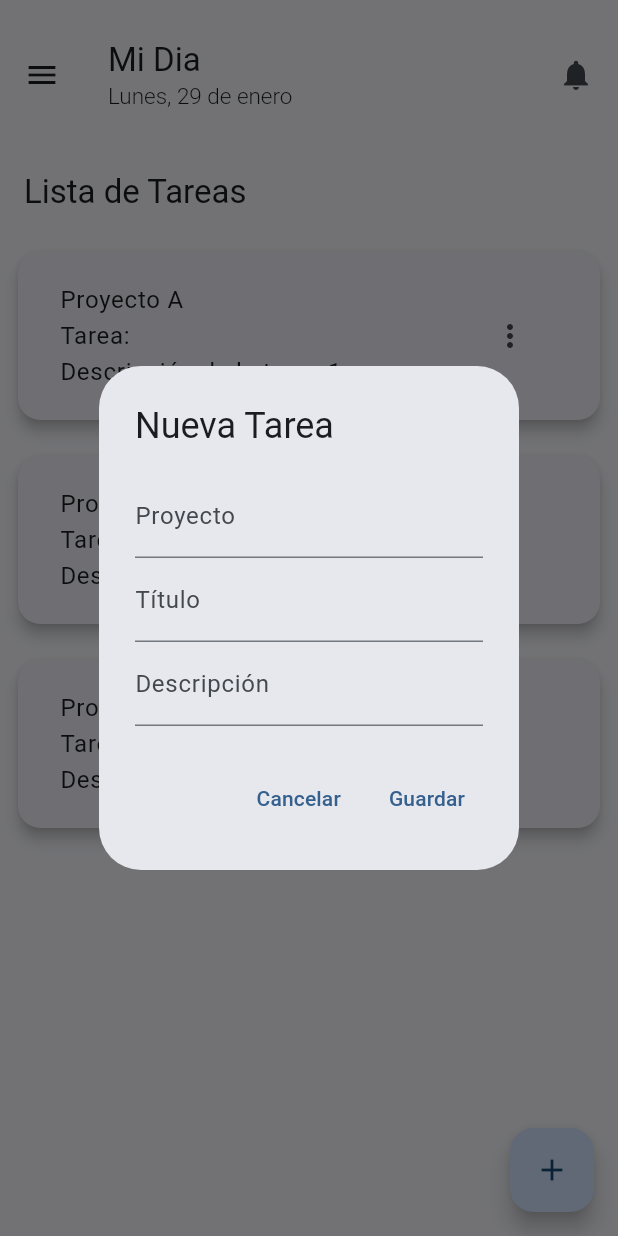
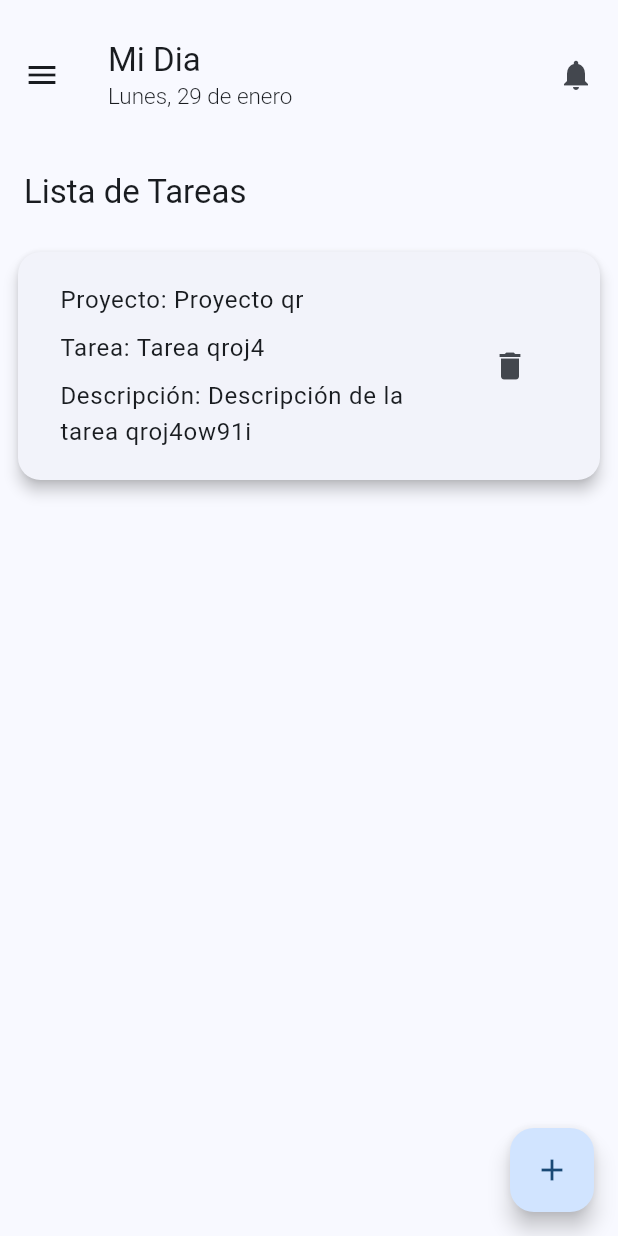
Before and after one commit to ZionitAdmin/todo_final, a Flutter app: the screen it shows after launch, after a tap on "Iniciar Sesión", after a tap on the "add" icon, on a phone screen of 412 x 824 dp. Run offline on Flutter 3.47's test engine with Material 3 defaults, Android fonts, the phone set to English and light mode, and no system bars; our stand-ins replace go_router, isar; accounts and stored records are empty; generated files the repository leaves out were written again.

Commit message:
project_model/project_model.g/my_day_view

```diff
--- a/lib/config/router/app_router.dart
+++ b/lib/config/router/app_router.dart
@@ -1,32 +1,32 @@
 import 'package:go_router/go_router.dart';
 import 'package:todo_practica_final/screens/home_screen.dart';
+import 'package:todo_practica_final/screens/login_screen.dart';
 import 'package:todo_practica_final/views/important_view.dart';
 import 'package:todo_practica_final/views/my_day_view.dart';
-import 'package:todo_practica_final/views/login_view.dart';
+
 
 final GoRouter appRouter = GoRouter(
   initialLocation: '/login', // Establece la ruta inicial como '/login'
   routes: [
+    GoRoute(
+      path: '/login',
+      name: LoginScreen.name,
+      builder: (context, state) => const LoginScreen(),
+    ),
     StatefulShellRoute.indexedStack(
-      builder: (_, __, navigationShell) =>
-          HomeScreen(children: navigationShell),
+      builder: (_, __, navigationShell) => HomeScreen(children: navigationShell),
       branches: <StatefulShellBranch>[
         StatefulShellBranch(routes: [
           GoRoute(
             path: '/',
             name: HomeView.name,
-            builder: (context, state) => HomeView(),
+            builder: (context, state) => const HomeView(),
           ),
           GoRoute(
             path: '/important',
             name: ImportantView.name,
             builder: (context, state) => const ImportantView(),
           ),
-          GoRoute(
-            path: '/login',
-            name: LoginView.name,
-            builder: (context, state) => const LoginView(),
-          ),
         ]),
       ],
     )
--- a/lib/views/login_view.dart
+++ b/lib/screens/login_screen.dart
@@ -1,16 +1,19 @@
 import 'package:flutter/material.dart';
 import 'package:go_router/go_router.dart';
 
-class LoginView extends StatelessWidget {
-  static const String name = "login_view";
+class LoginScreen extends StatelessWidget {
+  static const String name = "login_screen";
 
-  const LoginView({Key? key}) : super(key: key);
+  const LoginScreen({Key? key}) : super(key: key);
 
   @override
   Widget build(BuildContext context) {
     return Scaffold(
       appBar: AppBar(
+        automaticallyImplyLeading: false, // Oculta el icono de hamburguesa del menú lateral
+        actions: const [],
         title: const Text('Inicio de Sesión'),
+       // Lista vacía para ocultar los iconos de notificaciones
       ),
       body: Center(
         child: Padding(
@@ -55,7 +58,7 @@ class LoginView extends StatelessWidget {
               ElevatedButton(
                 onPressed: () {
                   // Navegar al Home al pulsar el botón de iniciar sesión
-                  GoRouter.of(context).go('/');
+                  GoRouter.of(context).go('/'); // Cambia esto si deseas usar el Screen
                 },
                 child: const Text('Iniciar Sesión'),
               ),
--- a/lib/views/my_day_view.dart
+++ b/lib/views/my_day_view.dart
@@ -1,5 +1,6 @@
+import 'dart:math';
+
 import 'package:flutter/material.dart';
-import 'package:todo_practica_final/views/important_view.dart';
 
 class HomeView extends StatefulWidget {
   static const String name = "my_day_view";
@@ -16,36 +17,7 @@ class _HomeViewState extends State<HomeView> {
   @override
   void initState() {
     super.initState();
-    // Inicializar las tareas
-    tasks = [
-      Task(
-        project: 'Proyecto A',
-        hour: '08:00',
-        title: 'Tarea:',
-        description: 'Descripción de la tarea 1',
-        important: false,
-        completed: false,
-        steps: [],
-      ),
-      Task(
-        project: 'Proyecto B',
-        hour: '10:00',
-        title: 'Tarea:',
-        description: 'Descripción de la tarea 2',
-        important: true,
-        completed: false,
-        steps: [],
-      ),
-      Task(
-        project: 'Proyecto C',
-        hour: '12:00',
-        title: 'Tarea:',
-        description: 'Descripción de la tarea 3',
-        important: false,
-        completed: false,
-        steps: [],
-      ),
-    ];
+    tasks = []; // Inicializar la lista de tareas vacía
   }
 
   @override
@@ -72,38 +44,16 @@ class _HomeViewState extends State<HomeView> {
                   title: Column(
                     crossAxisAlignment: CrossAxisAlignment.start,
                     children: [
-                      Text(task.project),
-                      Text(task.title),
-                      Text(task.description),
+                      Text('Proyecto: ${task.project}'),
+                      const SizedBox(height: 8),
+                      Text('Tarea: ${task.title}'),
+                      const SizedBox(height: 8),
+                      Text('Descripción: ${task.description}'),
                     ],
                   ),
-                  trailing: PopupMenuButton<String>(
-                    itemBuilder: (BuildContext context) => <PopupMenuEntry<String>>[
-                      const PopupMenuItem<String>(
-                        value: 'editar',
-                        child: Text('Editar'),
-                      ),
-                      const PopupMenuItem<String>(
-                        value: 'eliminar',
-                        child: Text('Eliminar'),
-                      ),
-                      const PopupMenuItem<String>(
-                        value: 'importante',
-                        child: Text('Importante'),
-                      ),
-                    ],
-                    onSelected: (String value) {
-                      switch (value) {
-                        case 'editar':
-                          _editTask(context, task);
-                          break;
-                        case 'eliminar':
-                          _deleteTask(task);
-                          break;
-                        case 'importante':
-                          break;
-                      }
-                    },
+                  trailing: IconButton(
+                    icon: const Icon(Icons.delete),
+                    onPressed: () => _deleteTask(index),
                   ),
                 ),
               ),
@@ -112,153 +62,51 @@ class _HomeViewState extends State<HomeView> {
         },
       ),
       floatingActionButton: FloatingActionButton(
-        onPressed: () => _addTask(context),
+        onPressed: _addRandomTask,
         child: const Icon(Icons.add),
       ),
     );
   }
 
-  void _editTask(BuildContext context, Task task) {
-    showDialog(
-      context: context,
-      builder: (context) => AlertDialog(
-        title: const Text('Editar Tarea'),
-        content: Column(
-          mainAxisSize: MainAxisSize.min,
-          children: [
-            TextFormField(
-              initialValue: task.project,
-              decoration: const InputDecoration(labelText: 'Proyecto'),
-              onChanged: (value) {
-                setState(() {
-                  task.project = value;
-                });
-              },
-            ),
-            TextFormField(
-              initialValue: task.title,
-              decoration: const InputDecoration(labelText: 'Título'),
-              onChanged: (value) {
-                setState(() {
-                  task.title = value;
-                });
-              },
-            ),
-            TextFormField(
-              initialValue: task.description,
-              decoration: const InputDecoration(labelText: 'Descripción'),
-              onChanged: (value) {
-                setState(() {
-                  task.description = value;
-                });
-              },
-            ),
-          ],
-        ),
-        actions: [
-          TextButton(
-            onPressed: () {
-              Navigator.pop(context);
-            },
-            child: const Text('Cancelar'),
-          ),
-          TextButton(
-            onPressed: () {
-              Navigator.pop(context);
-              // Aquí puedes guardar los cambios si es necesario
-            },
-            child: const Text('Guardar'),
-          ),
-        ],
-      ),
+  void _addRandomTask() {
+    final random = Random();
+    final project = 'Proyecto ${_randomString(1 + random.nextInt(3))}';
+    final title = 'Tarea ${_randomString(5)}';
+    final description = 'Descripción de la tarea ${_randomString(10)}';
+    final task = Task(
+      project: project,
+      hour: '00:00', // Hora por defecto
+      title: title,
+      description: description,
+      important: false,
+      completed: false,
+      steps: [],
     );
-  }
-
-  void _deleteTask(Task task) {
     setState(() {
-      tasks.remove(task);
+      tasks.add(task);
     });
   }
 
-  Future<void> _addTask(BuildContext context) async {
-    final TextEditingController projectController = TextEditingController();
-    final TextEditingController titleController = TextEditingController();
-    final TextEditingController descriptionController = TextEditingController();
+  void _deleteTask(int index) {
+    setState(() {
+      tasks.removeAt(index);
+    });
+  }
 
-    final newTask = await showDialog<Task>(
-      context: context,
-      builder: (context) => AlertDialog(
-        title: const Text('Nueva Tarea'),
-        content: Column(
-          mainAxisSize: MainAxisSize.min,
-          children: [
-            TextFormField(
-              controller: projectController,
-              decoration: const InputDecoration(labelText: 'Proyecto'),
-            ),
-            TextFormField(
-              controller: titleController,
-              decoration: const InputDecoration(labelText: 'Título'),
-            ),
-            TextFormField(
-              controller: descriptionController,
-              decoration: const InputDecoration(labelText: 'Descripción'),
-            ),
-          ],
-        ),
-        actions: [
-          TextButton(
-            onPressed: () {
-              Navigator.pop(context);
-            },
-            child: const Text('Cancelar'),
-          ),
-          TextButton(
-            onPressed: () {
-              final project = projectController.text.trim();
-              final title = titleController.text.trim();
-              final description = descriptionController.text.trim();
-
-              // Verificar si alguno de los campos está vacío
-              if (project.isNotEmpty && title.isNotEmpty && description.isNotEmpty) {
-                final newTask = Task(
-                  project: project,
-                  hour: '00:00', // Hora por defecto, puedes cambiarlo si es necesario
-                  title: title,
-                  description: description,
-                  important: false,
-                  completed: false,
-                  steps: [],
-                );
-                Navigator.pop(context, newTask);
-              } else {
-                // Mostrar un mensaje de advertencia si hay campos vacíos
-                ScaffoldMessenger.of(context).showSnackBar(
-                  SnackBar(
-                    content: const Text('Por favor, complete todos los campos.'),
-                  ),
-                );
-              }
-            },
-            child: const Text('Guardar'),
-          ),
-        ],
-      ),
+  String _randomString(int length) {
+    const chars = 'abcdefghijklmnopqrstuvwxyz0123456789';
+    final random = Random();
+    return String.fromCharCodes(
+      Iterable.generate(length, (_) => chars.codeUnitAt(random.nextInt(chars.length))),
     );
-
-    if (newTask != null) {
-      setState(() {
-        tasks.add(newTask);
-      });
-    }
   }
 }
 
 class Task {
-  late String project;
+  final String project;
   final String hour;
-  late String title;
-  late String description;
+  final String title;
+  final String description;
   final bool important;
   final bool completed;
   final List<String> steps;
```
Also changed, not shown: lib/model/project_model.dart (added, +25 -0 lines), lib/model/project_model.g.dart (added), lib/screens/home_screen.dart (line endings or trailing spaces), pubspec.lock.
